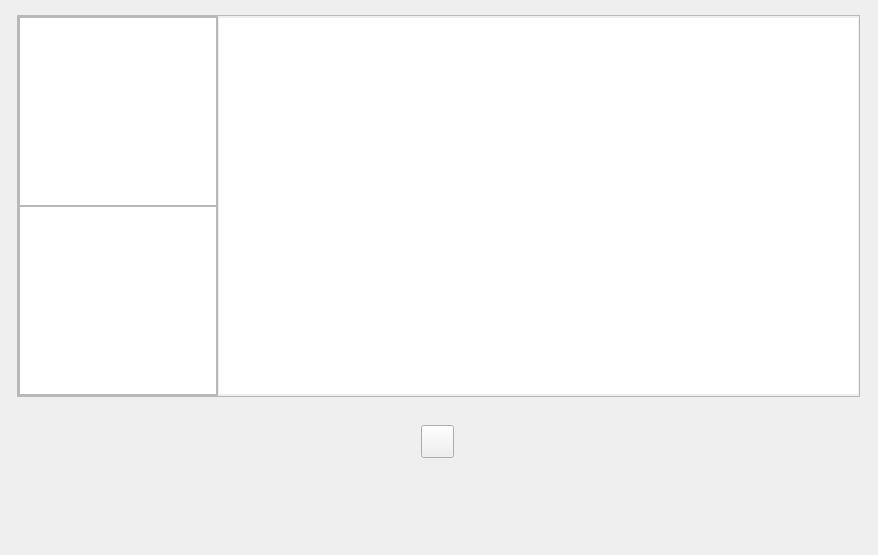
Above: KinectServer/KinectServer.ui from jammgit/KinectServer before the change. Below: the same form after it.
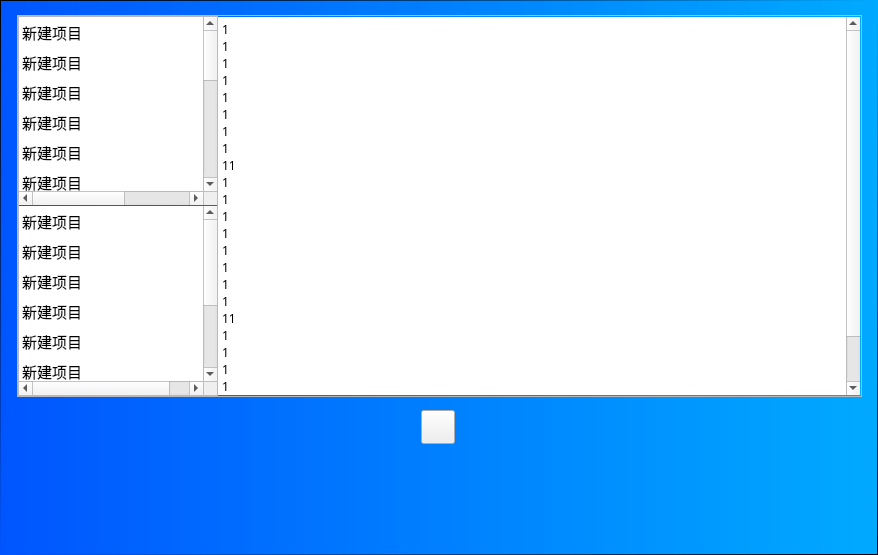
That is the form after the change. Icons and pictures are not drawn.

Patch:
```diff
--- a/KinectServer/KinectServer.ui
+++ b/KinectServer/KinectServer.ui
@@ -17,7 +17,15 @@
    <property name="styleSheet">
     <string notr="true">QWidget#centralWidget
 {
-border-image: url(:/KinectServer/Resources/bg_4.png);
+
+	background-color: qlineargradient(spread:pad, x1:0, y1:0, x2:1, y2:0, stop:0 rgba(0, 85, 255, 255), stop:1 rgba(0, 170, 255, 255));
+	
+border:1px solid;
+	border-bottom-color: qlineargradient(spread:pad, x1:0, y1:0, x2:1, y2:0, stop:0 rgba(255,255,255, 0), stop:1 rgba(0,0,0, 255));
+	border-top-color: qlineargradient(spread:pad, x1:0, y1:0, x2:1, y2:0, stop:0 rgba(0, 0, 0, 255), stop:1 rgba(255, 255, 255, 0));
+	border-right-color: qlineargradient(spread:pad, x1:0, y1:0, x2:0, y2:1, stop:0 rgba(255,255,255, 0), stop:1 rgba(0, 0, 0, 255));
+	border-left-color: qlineargradient(spread:pad, x1:0, y1:0, x2:0, y2:1, stop:0 rgba(0,0,0, 255), stop:1 rgba(255,255,255,0));
+
 }</string>
    </property>
    <widget class="QFrame" name="frame">
@@ -25,7 +33,7 @@
      <rect>
       <x>17</x>
       <y>15</y>
-      <width>843</width>
+      <width>845</width>
       <height>382</height>
      </rect>
     </property>
@@ -79,7 +87,7 @@
        </property>
        <layout class="QVBoxLayout" name="verticalLayout">
         <property name="spacing">
-         <number>0</number>
+         <number>1</number>
         </property>
         <property name="leftMargin">
          <number>0</number>
@@ -102,15 +110,232 @@
            </size>
           </property>
           <property name="styleSheet">
-           <string notr="true"/>
+           <string notr="true">QListWidget#listWidget
+{
+border:0px;
+
+outline:0px;
+font-family:&quot;微软雅黑&quot;;
+font:15px;
+}
+
+QListWidget#listWidget::item
+{
+height:30px;
+color: rgb(0, 0, 0);
+}
+
+QListWidget#listWidget::item:hover
+{
+
+
+
+border-left:3px solid;
+	border-left-color: qlineargradient(spread:pad, x1:0, y1:0, x2:0, y2:1, stop:0 rgba(0, 170, 255, 255), stop:1 rgba(255, 255, 255, 255));
+
+}
+
+QListWidget#listWidget::item:selected
+{
+border-left:3px solid;
+	border-left-color: qlineargradient(spread:pad, x1:0, y1:0, x2:0, y2:1, stop:0 rgba(255, 0, 0, 255), stop:1 rgba(255, 255, 255, 255));
+}
+ 
+</string>
           </property>
+          <property name="verticalScrollMode">
+           <enum>QAbstractItemView::ScrollPerPixel</enum>
+          </property>
+          <property name="horizontalScrollMode">
+           <enum>QAbstractItemView::ScrollPerPixel</enum>
+          </property>
+          <property name="movement">
+           <enum>QListView::Static</enum>
+          </property>
+          <property name="spacing">
+           <number>1</number>
+          </property>
+          <item>
+           <property name="text">
+            <string>新建项目</string>
+           </property>
+          </item>
+          <item>
+           <property name="text">
+            <string>新建项目</string>
+           </property>
+          </item>
+          <item>
+           <property name="text">
+            <string>新建项目</string>
+           </property>
+          </item>
+          <item>
+           <property name="text">
+            <string>新建项目</string>
+           </property>
+          </item>
+          <item>
+           <property name="text">
+            <string>新建项目</string>
+           </property>
+          </item>
+          <item>
+           <property name="text">
+            <string>新建项目</string>
+           </property>
+          </item>
+          <item>
+           <property name="text">
+            <string>新建项目</string>
+           </property>
+          </item>
+          <item>
+           <property name="text">
+            <string>新建项目</string>
+           </property>
+          </item>
+          <item>
+           <property name="text">
+            <string>新建项目</string>
+           </property>
+          </item>
+          <item>
+           <property name="text">
+            <string>新建项目</string>
+           </property>
+          </item>
+          <item>
+           <property name="text">
+            <string>新建项目</string>
+           </property>
+          </item>
+          <item>
+           <property name="text">
+            <string>新建项目</string>
+           </property>
+          </item>
+          <item>
+           <property name="text">
+            <string>新建项目</string>
+           </property>
+          </item>
+          <item>
+           <property name="text">
+            <string>新建项目</string>
+           </property>
+          </item>
+          <item>
+           <property name="text">
+            <string>新建项目</string>
+           </property>
+          </item>
+          <item>
+           <property name="text">
+            <string>ggggggggggggggggggggggggggggggggggggg</string>
+           </property>
+          </item>
+          <item>
+           <property name="text">
+            <string>新建项目</string>
+           </property>
+          </item>
          </widget>
         </item>
         <item>
          <widget class="QListWidget" name="listWidget_2">
           <property name="styleSheet">
-           <string notr="true"/>
+           <string notr="true">QListWidget#listWidget_2
+{
+border:0px;
+outline:0px;
+font-family:&quot;微软雅黑&quot;;
+font:15px;
+
+
+
+}
+
+QListWidget#listWidget_2::item
+{
+height:30px;
+	color: rgb(0, 0, 0);
+}
+
+QListWidget#listWidget_2::item:hover
+{
+border-left:3px solid;
+	border-left-color: qlineargradient(spread:pad, x1:0, y1:0, x2:0, y2:1, stop:0 rgba(0, 170, 255, 255), stop:1 rgba(255, 255, 255, 255));
+
+}
+
+QListWidget#listWidget_2::item:selected
+{
+border-left:3px solid;
+	border-left-color: qlineargradient(spread:pad, x1:0, y1:0, x2:0, y2:1, stop:0 rgba(0, 255, 0, 255), stop:1 rgba(255, 255, 255, 255));
+}
+ 
+</string>
           </property>
+          <property name="verticalScrollMode">
+           <enum>QAbstractItemView::ScrollPerPixel</enum>
+          </property>
+          <property name="horizontalScrollMode">
+           <enum>QAbstractItemView::ScrollPerPixel</enum>
+          </property>
+          <property name="spacing">
+           <number>1</number>
+          </property>
+          <item>
+           <property name="text">
+            <string>新建项目</string>
+           </property>
+          </item>
+          <item>
+           <property name="text">
+            <string>新建项目</string>
+           </property>
+          </item>
+          <item>
+           <property name="text">
+            <string>新建项目</string>
+           </property>
+          </item>
+          <item>
+           <property name="text">
+            <string>新建项目</string>
+           </property>
+          </item>
+          <item>
+           <property name="text">
+            <string>新建项目</string>
+           </property>
+          </item>
+          <item>
+           <property name="text">
+            <string>新建项目</string>
+           </property>
+          </item>
+          <item>
+           <property name="text">
+            <string>新建项目</string>
+           </property>
+          </item>
+          <item>
+           <property name="text">
+            <string>新建项目</string>
+           </property>
+          </item>
+          <item>
+           <property name="text">
+            <string>ffffffffffffffffffffffffffffffffffffffffffffffffffff</string>
+           </property>
+          </item>
+          <item>
+           <property name="text">
+            <string>新建项目</string>
+           </property>
+          </item>
          </widget>
         </item>
        </layout>
@@ -121,20 +346,35 @@
        <property name="enabled">
         <bool>true</bool>
        </property>
+       <property name="minimumSize">
+        <size>
+         <width>642</width>
+         <height>0</height>
+        </size>
+       </property>
        <property name="maximumSize">
         <size>
-         <width>16777215</width>
+         <width>642</width>
          <height>378</height>
         </size>
        </property>
        <property name="font">
         <font>
-         <family>华文细黑</family>
-         <pointsize>11</pointsize>
+         <family>微软雅黑</family>
+         <pointsize>-1</pointsize>
+         <weight>50</weight>
+         <italic>false</italic>
+         <bold>false</bold>
         </font>
        </property>
        <property name="styleSheet">
-        <string notr="true">border:1px solid #eeeeee;</string>
+        <string notr="true">QTextEdit#textEdit
+{
+border:0px;
+border-color: rgb(255, 255, 127);
+font-family:&quot;微软雅黑&quot;;
+font:12px;
+}</string>
        </property>
        <property name="readOnly">
         <bool>true</bool>
@@ -143,8 +383,32 @@
         <string>&lt;!DOCTYPE HTML PUBLIC &quot;-//W3C//DTD HTML 4.0//EN&quot; &quot;http://www.w3.org/TR/REC-html40/strict.dtd&quot;&gt;
 &lt;html&gt;&lt;head&gt;&lt;meta name=&quot;qrichtext&quot; content=&quot;1&quot; /&gt;&lt;style type=&quot;text/css&quot;&gt;
 p, li { white-space: pre-wrap; }
-&lt;/style&gt;&lt;/head&gt;&lt;body style=&quot; font-family:'华文细黑'; font-size:11pt; font-weight:400; font-style:normal;&quot;&gt;
-&lt;p style=&quot;-qt-paragraph-type:empty; margin-top:0px; margin-bottom:0px; margin-left:0px; margin-right:0px; -qt-block-indent:0; text-indent:0px;&quot;&gt;&lt;br /&gt;&lt;/p&gt;&lt;/body&gt;&lt;/html&gt;</string>
+&lt;/style&gt;&lt;/head&gt;&lt;body style=&quot; font-family:'微软雅黑'; font-size:12px; font-weight:400; font-style:normal;&quot;&gt;
+&lt;p style=&quot; margin-top:0px; margin-bottom:0px; margin-left:0px; margin-right:0px; -qt-block-indent:0; text-indent:0px;&quot;&gt;&lt;span style=&quot; font-size:12px;&quot;&gt;1&lt;/span&gt;&lt;/p&gt;
+&lt;p style=&quot; margin-top:0px; margin-bottom:0px; margin-left:0px; margin-right:0px; -qt-block-indent:0; text-indent:0px;&quot;&gt;&lt;span style=&quot; font-size:12px;&quot;&gt;1&lt;/span&gt;&lt;/p&gt;
+&lt;p style=&quot; margin-top:0px; margin-bottom:0px; margin-left:0px; margin-right:0px; -qt-block-indent:0; text-indent:0px;&quot;&gt;&lt;span style=&quot; font-size:12px;&quot;&gt;1&lt;/span&gt;&lt;/p&gt;
+&lt;p style=&quot; margin-top:0px; margin-bottom:0px; margin-left:0px; margin-right:0px; -qt-block-indent:0; text-indent:0px;&quot;&gt;&lt;span style=&quot; font-size:12px;&quot;&gt;1&lt;/span&gt;&lt;/p&gt;
+&lt;p style=&quot; margin-top:0px; margin-bottom:0px; margin-left:0px; margin-right:0px; -qt-block-indent:0; text-indent:0px;&quot;&gt;&lt;span style=&quot; font-size:12px;&quot;&gt;1&lt;/span&gt;&lt;/p&gt;
+&lt;p style=&quot; margin-top:0px; margin-bottom:0px; margin-left:0px; margin-right:0px; -qt-block-indent:0; text-indent:0px;&quot;&gt;&lt;span style=&quot; font-size:12px;&quot;&gt;1&lt;/span&gt;&lt;/p&gt;
+&lt;p style=&quot; margin-top:0px; margin-bottom:0px; margin-left:0px; margin-right:0px; -qt-block-indent:0; text-indent:0px;&quot;&gt;&lt;span style=&quot; font-size:12px;&quot;&gt;1&lt;/span&gt;&lt;/p&gt;
+&lt;p style=&quot; margin-top:0px; margin-bottom:0px; margin-left:0px; margin-right:0px; -qt-block-indent:0; text-indent:0px;&quot;&gt;&lt;span style=&quot; font-size:12px;&quot;&gt;1&lt;/span&gt;&lt;/p&gt;
+&lt;p style=&quot; margin-top:0px; margin-bottom:0px; margin-left:0px; margin-right:0px; -qt-block-indent:0; text-indent:0px;&quot;&gt;&lt;span style=&quot; font-size:12px;&quot;&gt;11&lt;/span&gt;&lt;/p&gt;
+&lt;p style=&quot; margin-top:0px; margin-bottom:0px; margin-left:0px; margin-right:0px; -qt-block-indent:0; text-indent:0px;&quot;&gt;&lt;span style=&quot; font-size:12px;&quot;&gt;1&lt;/span&gt;&lt;/p&gt;
+&lt;p style=&quot; margin-top:0px; margin-bottom:0px; margin-left:0px; margin-right:0px; -qt-block-indent:0; text-indent:0px;&quot;&gt;&lt;span style=&quot; font-size:12px;&quot;&gt;1&lt;/span&gt;&lt;/p&gt;
+&lt;p style=&quot; margin-top:0px; margin-bottom:0px; margin-left:0px; margin-right:0px; -qt-block-indent:0; text-indent:0px;&quot;&gt;&lt;span style=&quot; font-size:12px;&quot;&gt;1&lt;/span&gt;&lt;/p&gt;
+&lt;p style=&quot; margin-top:0px; margin-bottom:0px; margin-left:0px; margin-right:0px; -qt-block-indent:0; text-indent:0px;&quot;&gt;&lt;span style=&quot; font-size:12px;&quot;&gt;1&lt;/span&gt;&lt;/p&gt;
+&lt;p style=&quot; margin-top:0px; margin-bottom:0px; margin-left:0px; margin-right:0px; -qt-block-indent:0; text-indent:0px;&quot;&gt;&lt;span style=&quot; font-size:12px;&quot;&gt;1&lt;/span&gt;&lt;/p&gt;
+&lt;p style=&quot; margin-top:0px; margin-bottom:0px; margin-left:0px; margin-right:0px; -qt-block-indent:0; text-indent:0px;&quot;&gt;&lt;span style=&quot; font-size:12px;&quot;&gt;1&lt;/span&gt;&lt;/p&gt;
+&lt;p style=&quot; margin-top:0px; margin-bottom:0px; margin-left:0px; margin-right:0px; -qt-block-indent:0; text-indent:0px;&quot;&gt;&lt;span style=&quot; font-size:12px;&quot;&gt;1&lt;/span&gt;&lt;/p&gt;
+&lt;p style=&quot; margin-top:0px; margin-bottom:0px; margin-left:0px; margin-right:0px; -qt-block-indent:0; text-indent:0px;&quot;&gt;&lt;span style=&quot; font-size:12px;&quot;&gt;1&lt;/span&gt;&lt;/p&gt;
+&lt;p style=&quot; margin-top:0px; margin-bottom:0px; margin-left:0px; margin-right:0px; -qt-block-indent:0; text-indent:0px;&quot;&gt;&lt;span style=&quot; font-size:12px;&quot;&gt;11&lt;/span&gt;&lt;/p&gt;
+&lt;p style=&quot; margin-top:0px; margin-bottom:0px; margin-left:0px; margin-right:0px; -qt-block-indent:0; text-indent:0px;&quot;&gt;&lt;span style=&quot; font-size:12px;&quot;&gt;1&lt;/span&gt;&lt;/p&gt;
+&lt;p style=&quot; margin-top:0px; margin-bottom:0px; margin-left:0px; margin-right:0px; -qt-block-indent:0; text-indent:0px;&quot;&gt;&lt;span style=&quot; font-size:12px;&quot;&gt;1&lt;/span&gt;&lt;/p&gt;
+&lt;p style=&quot; margin-top:0px; margin-bottom:0px; margin-left:0px; margin-right:0px; -qt-block-indent:0; text-indent:0px;&quot;&gt;&lt;span style=&quot; font-size:12px;&quot;&gt;1&lt;/span&gt;&lt;/p&gt;
+&lt;p style=&quot; margin-top:0px; margin-bottom:0px; margin-left:0px; margin-right:0px; -qt-block-indent:0; text-indent:0px;&quot;&gt;&lt;span style=&quot; font-size:12px;&quot;&gt;1&lt;/span&gt;&lt;/p&gt;
+&lt;p style=&quot; margin-top:0px; margin-bottom:0px; margin-left:0px; margin-right:0px; -qt-block-indent:0; text-indent:0px;&quot;&gt;&lt;span style=&quot; font-size:12px;&quot;&gt;1&lt;/span&gt;&lt;/p&gt;
+&lt;p style=&quot; margin-top:0px; margin-bottom:0px; margin-left:0px; margin-right:0px; -qt-block-indent:0; text-indent:0px;&quot;&gt;&lt;span style=&quot; font-size:12px;&quot;&gt;1&lt;/span&gt;&lt;/p&gt;
+&lt;p style=&quot; margin-top:0px; margin-bottom:0px; margin-left:0px; margin-right:0px; -qt-block-indent:0; text-indent:0px;&quot;&gt;&lt;span style=&quot; font-size:12px;&quot;&gt;1&lt;/span&gt;&lt;/p&gt;&lt;/body&gt;&lt;/html&gt;</string>
        </property>
       </widget>
      </item>
@@ -154,16 +418,28 @@
     <property name="geometry">
      <rect>
       <x>421</x>
-      <y>425</y>
-      <width>33</width>
-      <height>33</height>
+      <y>410</y>
+      <width>34</width>
+      <height>34</height>
      </rect>
     </property>
     <property name="cursor">
      <cursorShape>PointingHandCursor</cursorShape>
     </property>
     <property name="styleSheet">
-     <string notr="true">border-image: url(:/KinectServer/Resources/close.png);</string>
+     <string notr="true">QPushButton#pushButton
+{
+border-image: url(:/KinectServer/Resources/close_2.png);
+}
+
+QPushButton#pushButton::hover
+{
+background-color: rgb(255, 255, 0);
+	background-color: rgb(0, 170, 255);
+	background-color: qradialgradient(spread:pad, cx:0.5, cy:0.5, radius:0.5, fx:0.5, fy:0.5, stop:0 rgba(255, 255, 255, 150), stop:0.1 rgba(255, 255, 255, 150), stop:0.2 rgba(0, 170, 255, 167) , stop:0.3 rgba(0, 170, 255, 92), stop:0.4 rgba(0, 170, 255, 51), stop:0.5 rgba(0, 170, 255, 205), stop:0.52 rgba(0, 170, 255, 205), stop:0.6 rgba(0, 170, 255, 84), stop:1 rgba(255, 255, 255, 0));
+	color: rgb(0, 170, 255);
+
+}</string>
     </property>
     <property name="text">
      <string/>
```
Left out of the diff: 6 changed lines with no effect on the pictures.
